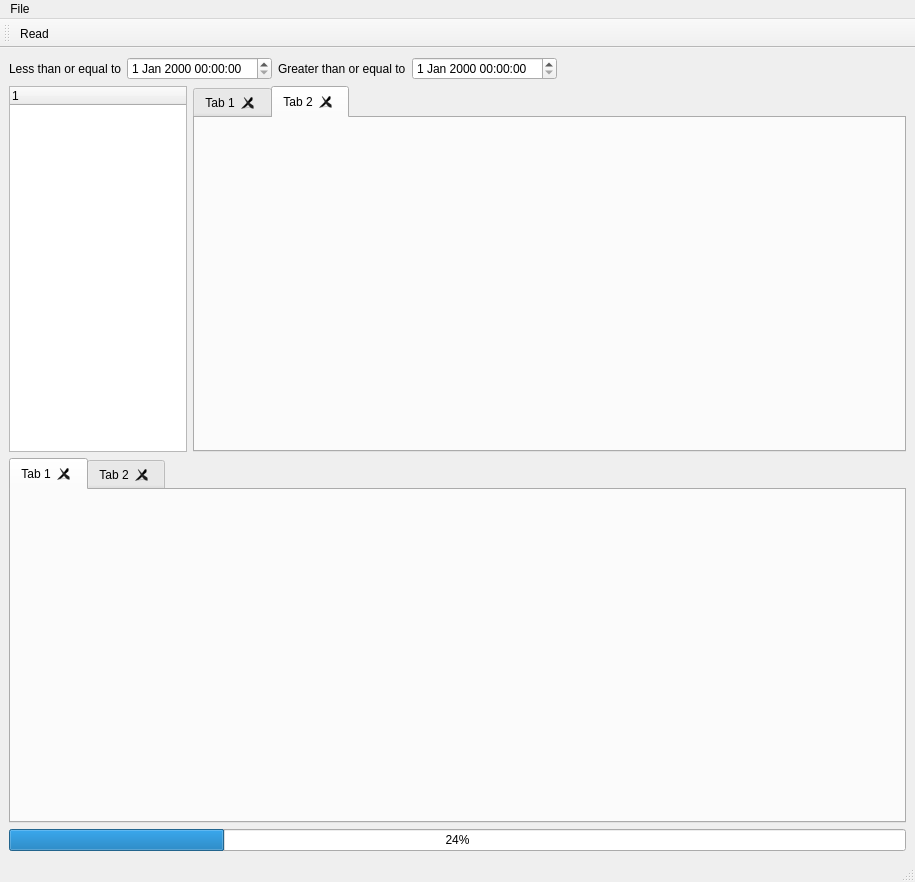
Before: the Qt Designer form main.ui in XOB-CN/LogTools, drawn with Qt 5.
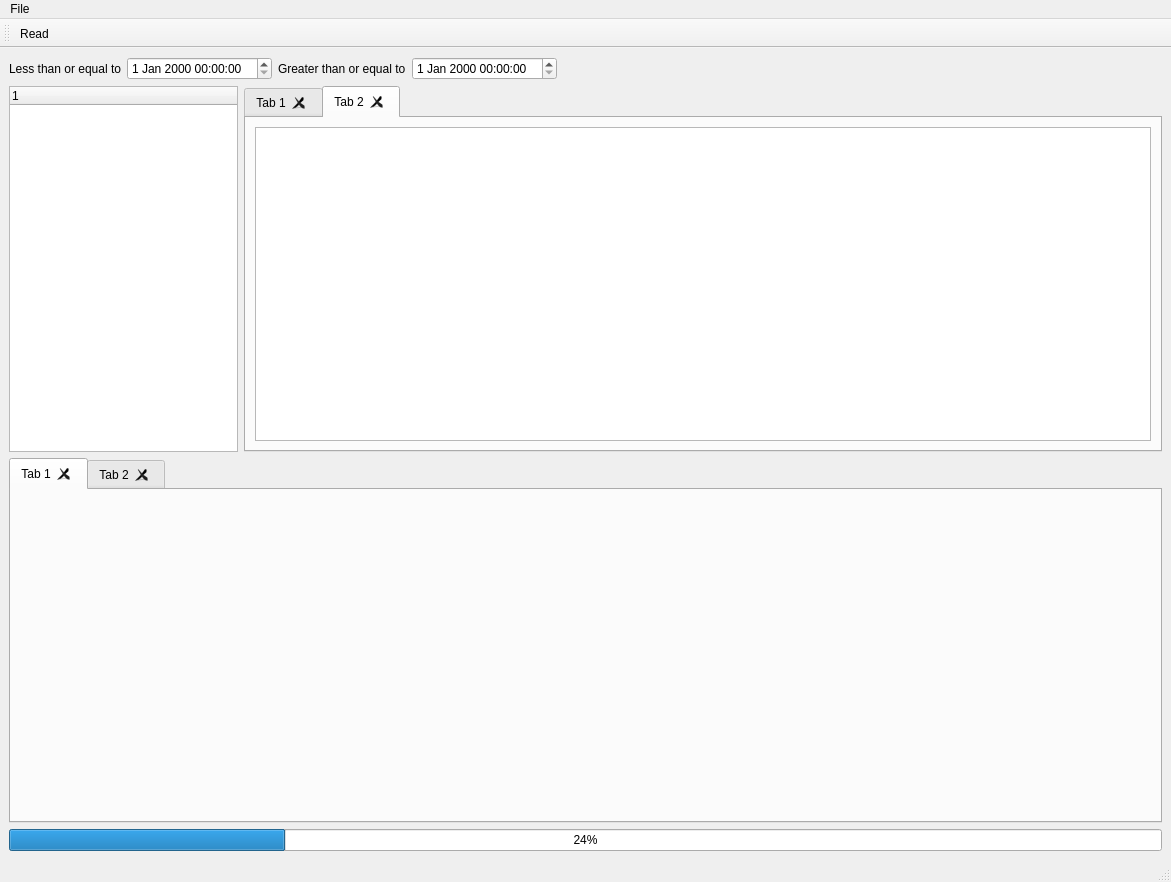
After: the same form once the commit is applied. The open tabs and pages were chosen to show the change.

The edit to the form file:
```diff
--- a/main.ui
+++ b/main.ui
@@ -6,7 +6,7 @@
    <rect>
     <x>0</x>
     <y>0</y>
-    <width>915</width>
+    <width>1171</width>
     <height>882</height>
    </rect>
   </property>
@@ -84,6 +84,11 @@
            <attribute name="title">
             <string>Tab 2</string>
            </attribute>
+           <layout class="QGridLayout" name="gridLayout_3">
+            <item row="0" column="0">
+             <widget class="QTextEdit" name="sqlEdit2"/>
+            </item>
+           </layout>
           </widget>
          </widget>
         </item>
@@ -149,7 +154,7 @@
     <rect>
      <x>0</x>
      <y>0</y>
-     <width>915</width>
+     <width>1171</width>
      <height>23</height>
     </rect>
    </property>
```
Left out of the diff: 18 changed lines with no effect on the pictures.
